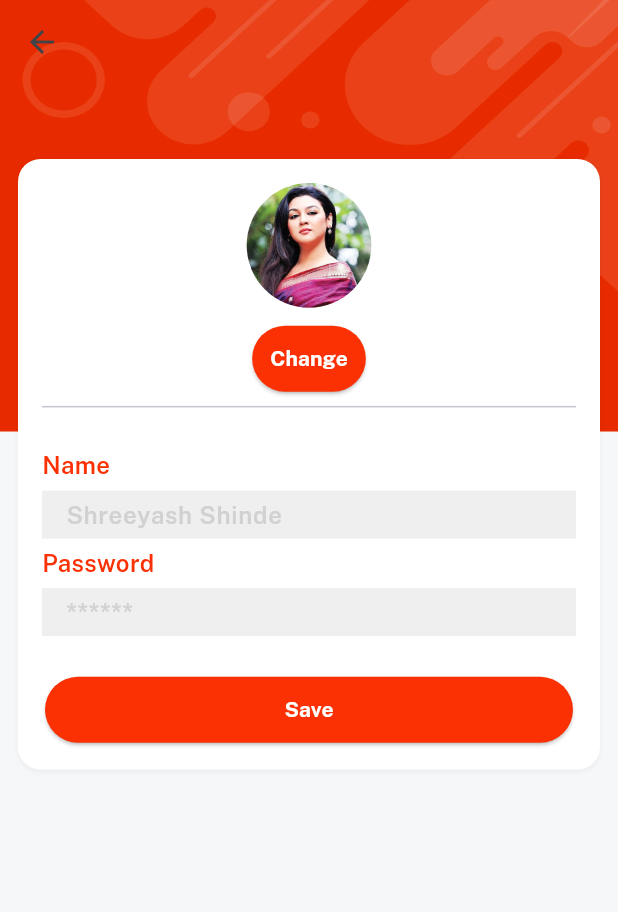
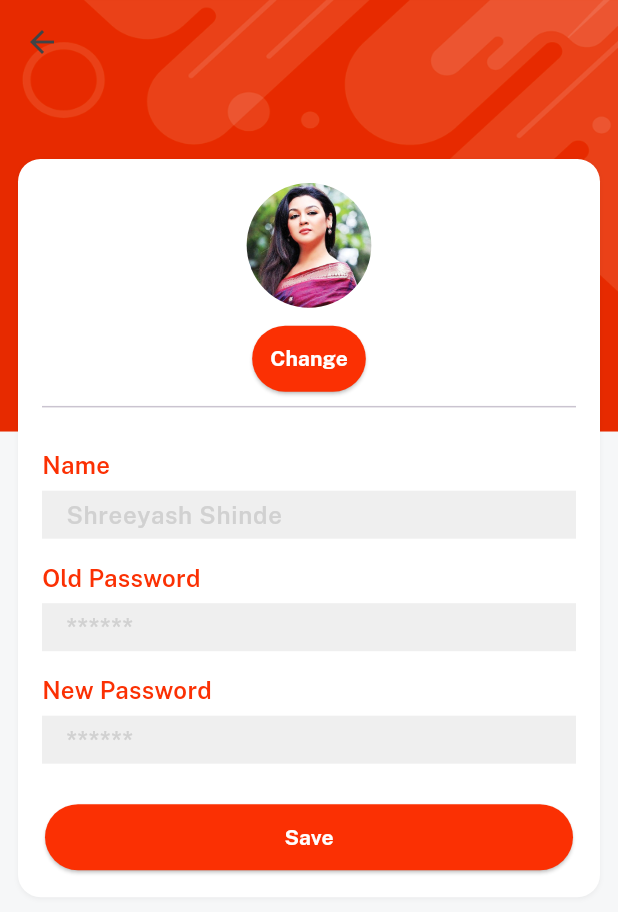
Before and after one commit to IScreates/Emart_flutter, a Flutter app: the ProfileScreen screen opened directly, after a tap on the "edit" icon, on a phone screen of 412 x 824 dp. Shown: the top 912 px of the screen. Run offline on Flutter 3.47's test engine with Material 3 defaults, Android fonts, the phone set to English and light mode, and no system bars; our stand-ins replace cloud_firestore, firebase_auth, firebase_core, firebase_storage, get, image_picker and 1 more; accounts and stored records are empty.

Commit message:
Updated code!!

```diff
--- a/lib/consts/strings.dart
+++ b/lib/consts/strings.dart
@@ -1,6 +1,6 @@
 const appname = "eMart";
 const appversion = "Version 1.0.0";
-const credits = "@Baaba Devs";
+const credits = "@Shreeyash Shinde";
 const email = "Email";
 const emailHint = "admin@admin.com";
 const password = "Password";
@@ -66,6 +66,6 @@ const loggedin = "Logged in Successfullly";
 const loggedout = "Logged out Successfully";
 
 //profile strings
-const whslist = "Whishlist", orders = "My Orders", messages = "Messages";
+const whslist = "Whishlist", orders = "My Orders", messages = "Messages", oldpass = "Old Password", newpass = "New Password";
 
 //message screen
--- a/lib/views/category_screen/category_details.dart
+++ b/lib/views/category_screen/category_details.dart
@@ -1,4 +1,5 @@
 import 'package:get/get.dart';
+import 'package:myapp/controller/product_controller.dart';
 import 'package:myapp/widgets_common/bg_widget.dart';
 import 'package:myapp/consts/consts.dart';
 import 'package:myapp/views/category_screen/item_details.dart';
@@ -10,6 +11,7 @@ class CategoryDetails extends StatelessWidget {
 
   @override
   Widget build(BuildContext context) {
+    var controller = Get.put(ProductController());
     return bgWidget(
       child: Scaffold(
         backgroundColor: Colors.transparent,
@@ -32,8 +34,8 @@ class CategoryDetails extends StatelessWidget {
                 scrollDirection: Axis.horizontal,
                 child: Row(
                   children: List.generate(
-                    6,
-                    (index) => "Baby Clothing".text
+                    controller.subcat.length,
+                    (index) => "${controller.subcat[index]}".text
                         .size(12)
                         .fontFamily(semibold)
                         .color(darkFontGrey)
--- a/lib/views/category_screen/category_screen.dart
+++ b/lib/views/category_screen/category_screen.dart
@@ -4,6 +4,7 @@ import 'package:myapp/consts/colors.dart';
 import 'package:myapp/consts/lists.dart';
 import 'package:myapp/consts/strings.dart';
 import 'package:myapp/consts/styles.dart';
+import 'package:myapp/controller/product_controller.dart';
 import 'package:myapp/views/category_screen/category_details.dart';
 import 'package:myapp/widgets_common/bg_widget.dart';
 import 'package:velocity_x/velocity_x.dart';
@@ -13,6 +14,9 @@ class CategoryScreen extends StatelessWidget {
 
   @override
   Widget build(BuildContext context) {
+
+    var controller = Get.put(ProductController());
+
     return bgWidget(
       child: Scaffold(
         appBar: AppBar(title: categories.text.fontFamily(bold).make()),
@@ -47,6 +51,7 @@ class CategoryScreen extends StatelessWidget {
                   .outerShadowSm
                   .make()
                   .onTap(() {
+                    controller.getSubCategories(categoriesList[index]);
                     // ✅ Fixed: open CategoryDetails instead of ItemDetails
                     Get.to(() => CategoryDetails(title: categoriesList[index]));
                   });
--- a/lib/views/profile_screen/edit_profile.dart
+++ b/lib/views/profile_screen/edit_profile.dart
@@ -6,7 +6,6 @@ import 'package:myapp/controller/profile_controller.dart';
 import 'package:myapp/widgets_common/bg_widget.dart';
 import 'package:myapp/widgets_common/custom_textfield.dart';
 import 'package:myapp/widgets_common/our_button.dart';
-// ✅ required for .heightBox, .box etc.
 
 class EditProfile extends StatelessWidget {
   final dynamic data;
@@ -14,30 +13,39 @@ class EditProfile extends StatelessWidget {
 
   @override
   Widget build(BuildContext context) {
-    // ignore: unused_local_variable
     var controller = Get.find<ProfileController>();
     controller.nameController.text = data['name'];
-    controller.passController.text = data['password'];
+
     return bgWidget(
       child: Scaffold(
         appBar: AppBar(),
         body: Obx(
-          () =>
-              Column(
+          () => SingleChildScrollView(
+            child: Column(
               mainAxisSize: MainAxisSize.min,
               children: [
-                      controller.profileImgPath.isEmpty
-                          ? Image.asset(
+                // Profile image selection
+                Obx(() {
+                  if (controller.profileImgPath.isNotEmpty) {
+                    return Image.file(
+                      File(controller.profileImgPath.value),
+                      width: 100,
+                      fit: BoxFit.cover,
+                    ).box.roundedFull.clip(Clip.antiAlias).make();
+                  } else if (data['imageUrl'] != null && data['imageUrl'].isNotEmpty) {
+                    return Image.network(
+                      data['imageUrl'],
+                      width: 100,
+                      fit: BoxFit.cover,
+                    ).box.roundedFull.clip(Clip.antiAlias).make();
+                  } else {
+                    return Image.asset(
                       imgProfile2,
                       width: 100,
                       fit: BoxFit.cover,
-                            ).box.roundedFull.clip(Clip.antiAlias).make()
-                          : Image.file(
-                              File(controller.profileImgPath.value),
-                              width: 100,
-                              fit: BoxFit.cover,
-                            ).box.roundedFull.clip(Clip.antiAlias).make(),
-
+                    ).box.roundedFull.clip(Clip.antiAlias).make();
+                  }
+                }),
                 10.heightBox,
                 ourButton(
                   color: redColor,
@@ -47,7 +55,7 @@ class EditProfile extends StatelessWidget {
                   textColor: whiteColor,
                   title: "Change",
                 ),
-                      const Divider(), // ✅ needs const
+                const Divider(),
                 20.heightBox,
                 customTextField(
                   controller: controller.nameController,
@@ -55,30 +63,81 @@ class EditProfile extends StatelessWidget {
                   title: name,
                   isPass: false,
                 ),
+                10.heightBox,
                 customTextField(
-                        controller: controller.passController,
+                  controller: controller.oldpassController,
                   hint: passwordHint,
-                        title: password,
+                  title: oldpass,
+                  isPass: true,
+                ),
+                10.heightBox,
+                customTextField(
+                  controller: controller.newpassController, // Corrected controller
+                  hint: passwordHint,
+                  title: newpass,
                   isPass: true,
                 ),
                 20.heightBox,
-                      SizedBox(
+                controller.isLoading.value
+                    ? const CircularProgressIndicator(
+                        valueColor: AlwaysStoppedAnimation(redColor),
+                      )
+                    : SizedBox(
                         width: context.screenWidth - 60,
                         child: ourButton(
-                          onPress: () {},
+                          onPress: () async {
+                            controller.isLoading(true);
+
+                            // Step 1: Attempt to change password if fields are not empty.
+                            if (controller.oldpassController.text.isNotEmpty &&
+                                controller.newpassController.text.isNotEmpty) {
+                              bool passwordChanged = await controller.changeAuthPassword(
+                                context: context,
+                                email: data['email'],
+                                oldPassword: controller.oldpassController.text,
+                                newPassword: controller.newpassController.text,
+                              );
+
+                              // Step 2: If password change fails, stop everything.
+                              if (!passwordChanged) {
+                                controller.isLoading(false);
+                                return; // Exit the function immediately
+                              }
+                            }
+
+                            // Step 3: If password change was successful (or not attempted), proceed.
+                            if (controller.profileImgPath.value.isNotEmpty) {
+                              await controller.uploadProfileImage();
+                            } else {
+                              controller.profileImgLink.value = data['imageUrl'];
+                            }
+
+                            await controller.updateProfile(
+                              name: controller.nameController.text,
+                              imgUrl: controller.profileImgLink.value,
+                            );
+
+                            VxToast.show(context, msg: "Profile updated successfully");
+                            controller.isLoading(false);
+                            Get.back();
+                          },
                           color: redColor,
                           textColor: whiteColor,
                           title: "Save",
                         ),
                       ),
               ],
-                  ).box.white.shadowSm
-                  .padding(const EdgeInsets.all(16)) // ✅ needs const
+            )
+                .box
+                .white
+                .shadowSm
+                .padding(const EdgeInsets.all(16))
                 .margin(
                   const EdgeInsets.only(top: 50, left: 12, right: 12),
-                  ) // ✅ const
+                )
                 .rounded
                 .make(),
+          ),
         ),
       ),
     );
--- a/lib/views/profile_screen/profile_screen.dart
+++ b/lib/views/profile_screen/profile_screen.dart
@@ -52,7 +52,10 @@ class ProfileScreen extends StatelessWidget {
                                     Icons.edit,
                                     color: whiteColor,
                                   ),
+
                                 ).onTap(() {
+                                  controller.nameController.text=data['name'];
+
                                   Get.to(() => EditProfile(data: data));
                                 }),
                           ),
@@ -65,11 +68,14 @@ class ProfileScreen extends StatelessWidget {
                             ),
                             child: Row(
                               children: [
+
+                                data['imageUrl'] == ''?
                                 Image.asset(
                                   imgProfile2,
                                   width: 100,
                                   fit: BoxFit.cover,
-                                ).box.roundedFull.clip(Clip.antiAlias).make(),
+                                ).box.roundedFull.clip(Clip.antiAlias).make():
+                                    Image.network(data['imageUrl'], width: 100, fit: BoxFit.cover).box.roundedFull.clip(Clip.antiAlias).make(),
                                 10.widthBox,
                                 Expanded(
                                   child: Column(
--- a/pubspec.yaml
+++ b/pubspec.yaml
@@ -71,6 +71,7 @@ flutter:
     - assets/
     - assets/images/
     - assets/icons/
+    - lib/services/category_model.json
 
 
 
```
Also changed, not shown: lib/controller/product_controller.dart (added, +22 -0 lines), lib/controller/profile_controller.dart (+43 -61 lines), lib/main.dart (+6 -9 lines), lib/models/category_model.dart (added, +37 -0 lines), lib/views/splash_screen/splash_screen.dart (+12 -13 lines). Lines whose indentation alone changed are shown as unchanged.
